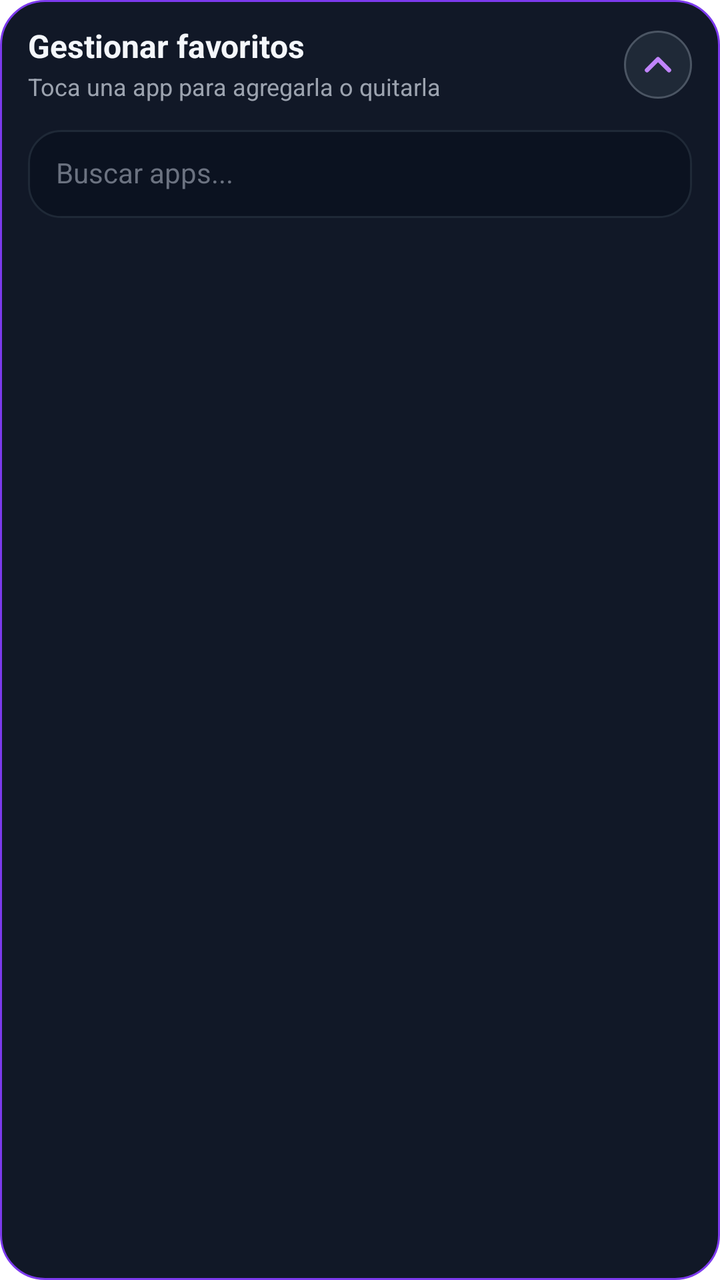
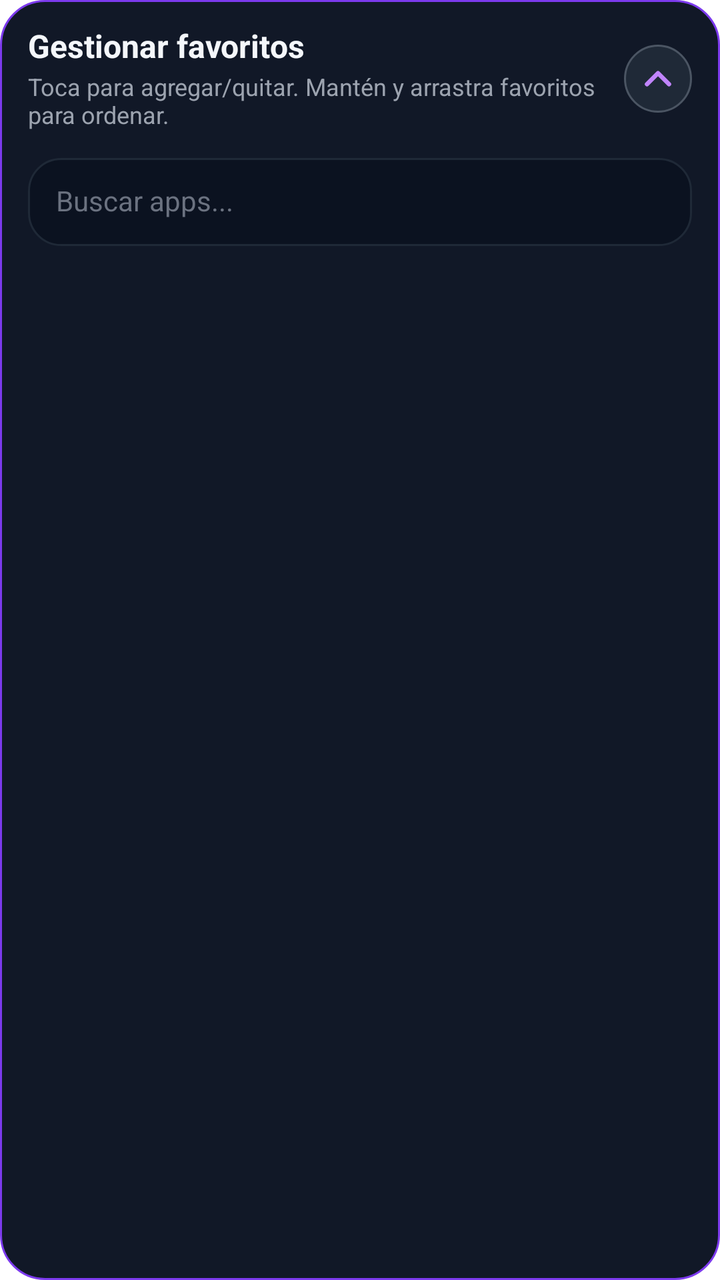

An Android layout rendered at two revisions. The XML below is the earlier revision; the diff shows what the commit changed to produce the second picture.
<!-- AndroidManifest.xml: application theme Theme.OrganizadorApps -->
<!-- res/layout/layout_inline_favorites_editor.xml -->
<?xml version="1.0" encoding="utf-8"?>
<LinearLayout xmlns:android="http://schemas.android.com/apk/res/android"
    android:id="@+id/inlineFavoritesEditorRoot"
    android:layout_width="match_parent"
    android:layout_height="wrap_content"
    android:layout_marginTop="4dp"
    android:layout_marginBottom="14dp"
    android:background="@drawable/bg_inline_favorites_editor"
    android:orientation="vertical"
    android:paddingStart="14dp"
    android:paddingTop="14dp"
    android:paddingEnd="14dp"
    android:paddingBottom="14dp">

    <LinearLayout
        android:id="@+id/inlineFavoritesEditorHeader"
        android:layout_width="match_parent"
        android:layout_height="wrap_content"
        android:gravity="center_vertical"
        android:orientation="horizontal">

        <LinearLayout
            android:layout_width="0dp"
            android:layout_height="wrap_content"
            android:layout_weight="1"
            android:orientation="vertical">

            <TextView
                android:id="@+id/txtInlineFavoritesTitle"
                android:layout_width="wrap_content"
                android:layout_height="wrap_content"
                android:includeFontPadding="false"
                android:text="Gestionar favoritos"
                android:textColor="#F4F7FB"
                android:textSize="16sp"
                android:textStyle="bold" />

            <TextView
                android:id="@+id/txtInlineFavoritesSubtitle"
                android:layout_width="wrap_content"
                android:layout_height="wrap_content"
                android:layout_marginTop="4dp"
                android:includeFontPadding="false"
                android:text="Toca una app para agregarla o quitarla"
                android:textColor="#9CA3AF"
                android:textSize="12sp" />

        </LinearLayout>

        <FrameLayout
            android:id="@+id/btnCollapseFavoritesEditor"
            android:layout_width="34dp"
            android:layout_height="34dp"
            android:background="@drawable/bg_favorite_action_circle"
            android:clickable="true"
            android:focusable="true">

            <ImageView
                android:layout_width="22dp"
                android:layout_height="22dp"
                android:layout_gravity="center"
                android:contentDescription="@null"
                android:src="@drawable/ic_chevron_up" />

        </FrameLayout>

    </LinearLayout>

    <EditText
        android:id="@+id/editSearchFavorites"
        android:layout_width="match_parent"
        android:layout_height="44dp"
        android:layout_marginTop="14dp"
        android:background="@drawable/bg_inline_favorites_search"
        android:hint="Buscar apps..."
        android:imeOptions="actionSearch"
        android:includeFontPadding="false"
        android:inputType="text"
        android:maxLines="1"
        android:paddingStart="14dp"
        android:paddingEnd="14dp"
        android:singleLine="true"
        android:textColor="#F4F7FB"
        android:textColorHint="#6B7280"
        android:textSize="14sp" />

    <androidx.recyclerview.widget.RecyclerView
        android:id="@+id/recyclerFavoriteEditorApps"
        android:layout_width="match_parent"
        android:layout_height="300dp"
        android:layout_marginTop="10dp"
        android:nestedScrollingEnabled="true"
        android:overScrollMode="ifContentScrolls" />

</LinearLayout>
<!-- resources referenced by this layout -->
<resources>
  <!-- drawable bg_favorite_action_circle (drawable) -->
  <?xml version="1.0" encoding="utf-8"?>
  <shape xmlns:android="http://schemas.android.com/apk/res/android"
      android:shape="oval">
  
      <solid android:color="#1F2937" />
  
      <stroke
          android:width="1dp"
          android:color="#4B5563" />
  
  </shape>
  <!-- drawable bg_inline_favorites_editor (drawable) -->
  <?xml version="1.0" encoding="utf-8"?>
  <shape xmlns:android="http://schemas.android.com/apk/res/android">
  
      <solid android:color="#111827" />
  
      <corners android:radius="22dp" />
  
      <stroke
          android:width="1dp"
          android:color="#7C3AED" />
  
  </shape>
  <!-- drawable bg_inline_favorites_search (drawable) -->
  <?xml version="1.0" encoding="utf-8"?>
  <shape xmlns:android="http://schemas.android.com/apk/res/android">
  
      <solid android:color="#0B1220" />
  
      <corners android:radius="16dp" />
  
      <stroke
          android:width="1dp"
          android:color="#1F2937" />
  
  </shape>
  <!-- drawable ic_chevron_up (drawable) -->
  <vector xmlns:android="http://schemas.android.com/apk/res/android"
      android:width="24dp"
      android:height="24dp"
      android:viewportWidth="24"
      android:viewportHeight="24">
  
      <path
          android:fillColor="@android:color/transparent"
          android:strokeColor="#C084FC"
          android:strokeWidth="2.4"
          android:strokeLineCap="round"
          android:strokeLineJoin="round"
          android:pathData="M6,15 L12,9 L18,15" />
  
  </vector>
  <style name="Theme.OrganizadorApps" parent="Theme.MaterialComponents.DayNight.DarkActionBar">
          
          <item name="colorPrimary">@color/purple_500</item>
          <item name="colorPrimaryVariant">@color/purple_700</item>
          <item name="colorOnPrimary">@color/white</item>
          
          <item name="colorSecondary">@color/teal_200</item>
          <item name="colorSecondaryVariant">@color/teal_700</item>
          <item name="colorOnSecondary">@color/black</item>
          
          <item name="android:statusBarColor">?attr/colorPrimaryVariant</item>
          
      </style>
  <color name="purple_500">#FF6200EE</color>
  <color name="purple_700">#FF3700B3</color>
  <color name="white">#FFFFFFFF</color>
  <color name="teal_200">#FF03DAC5</color>
  <color name="teal_700">#FF018786</color>
  <color name="black">#FF000000</color>
</resources>

<!-- the commit's change to res/layout/layout_inline_favorites_editor.xml (unified diff, before → after) -->
@@ -41,7 +41,7 @@
                 android:layout_height="wrap_content"
                 android:layout_marginTop="4dp"
                 android:includeFontPadding="false"
-                android:text="Toca una app para agregarla o quitarla"
+                android:text="Toca para agregar/quitar. Mantén y arrastra favoritos para ordenar."
                 android:textColor="#9CA3AF"
                 android:textSize="12sp" />
 
